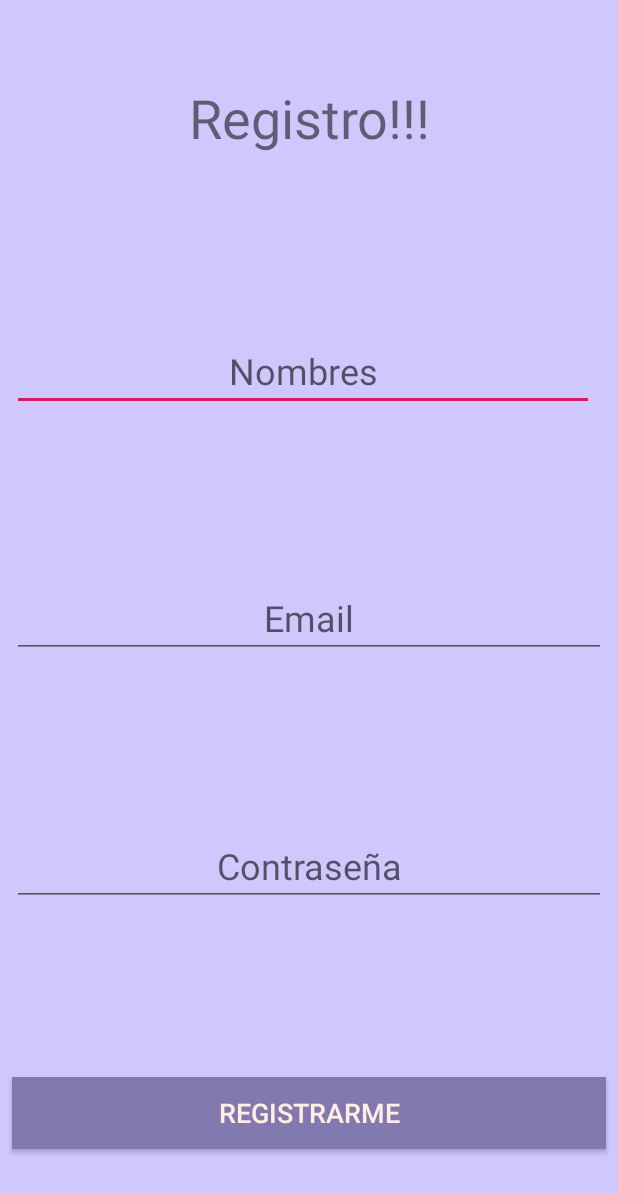
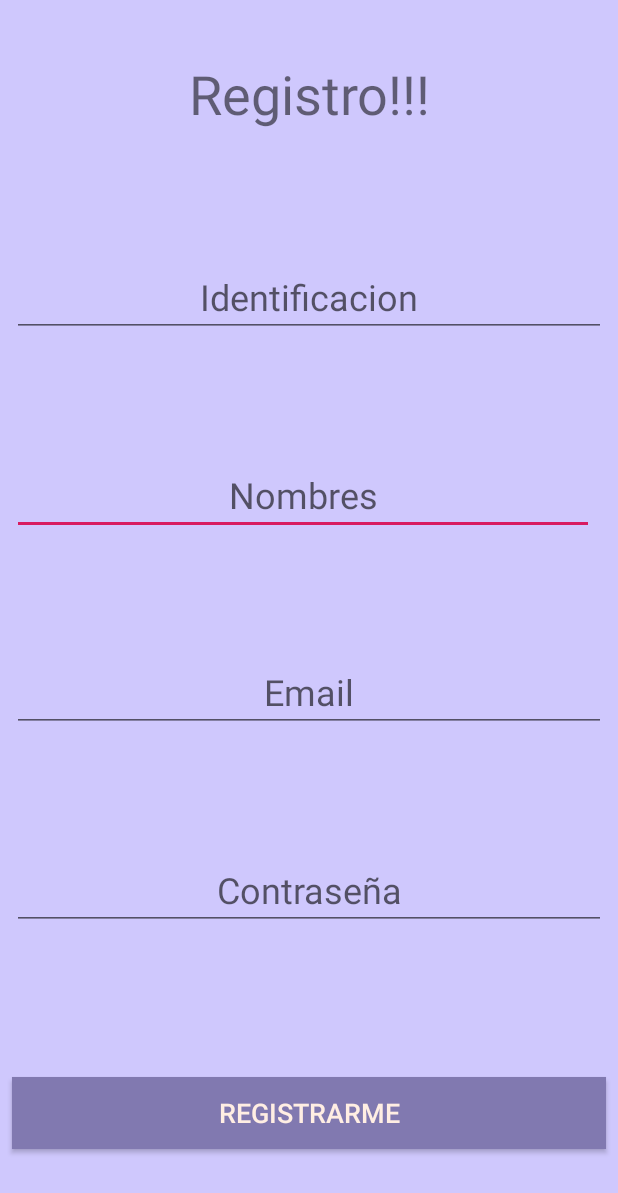
Before and after one commit to seObando19/ProjectBank, an Android app: the layout activity_main3.xml on its own in the app's theme, with its tools: preview values and no code run, on a phone screen of 412 x 824 dp. Shown: the top 1193 px of the screen. Run offline under Robolectric (Android 15) with nearby library versions, the phone set to English and light mode, and no system bars; network calls fail.

Commit message:
datos a organizar

```diff
--- a/app/src/main/AndroidManifest.xml
+++ b/app/src/main/AndroidManifest.xml
@@ -1,6 +1,9 @@
 <?xml version="1.0" encoding="utf-8"?>
 <manifest xmlns:android="http://schemas.android.com/apk/res/android"
     package="com.example.projectbank">
+
+    <uses-permission android:name="android.permission.INTERNET"/>
+
 
     <application
         android:allowBackup="true"
@@ -9,7 +12,8 @@
         android:roundIcon="@mipmap/ic_launcher_round"
         android:supportsRtl="true"
         android:theme="@style/AppTheme">
-        <activity android:name=".ActivityRegistro"></activity>
+        <activity android:name=".Main3Activity"></activity>
+        <activity android:name=".ActivityRegistro" />
         <activity android:name=".MainActivity">
             <intent-filter>
                 <action android:name="android.intent.action.MAIN" />
--- a/app/src/main/res/layout/fragment_registro.xml
+++ b/app/src/main/res/layout/activity_main3.xml
@@ -5,8 +5,7 @@
     android:layout_width="match_parent"
     android:layout_height="match_parent"
     android:background="#CFC8FD"
-    tools:context=".ActivityRegistro">
-
+    tools:context=".Main3Activity">
     <androidx.constraintlayout.widget.Guideline
         android:id="@+id/guideline1"
         android:layout_width="wrap_content"
@@ -20,28 +19,35 @@
         android:layout_height="wrap_content"
         android:orientation="horizontal"
         app:layout_constraintGuide_begin="20dp"
-        app:layout_constraintGuide_percent="0.2"/>
+        app:layout_constraintGuide_percent="0.16"/>
     <androidx.constraintlayout.widget.Guideline
         android:id="@+id/guideline3"
         android:layout_width="wrap_content"
         android:layout_height="wrap_content"
         android:orientation="horizontal"
         app:layout_constraintGuide_begin="20dp"
-        app:layout_constraintGuide_percent="0.4"/>
+        app:layout_constraintGuide_percent="0.32"/>
     <androidx.constraintlayout.widget.Guideline
         android:id="@+id/guideline4"
         android:layout_width="wrap_content"
         android:layout_height="wrap_content"
         android:orientation="horizontal"
         app:layout_constraintGuide_begin="20dp"
-        app:layout_constraintGuide_percent="0.6"/>
+        app:layout_constraintGuide_percent="0.48"/>
     <androidx.constraintlayout.widget.Guideline
         android:id="@+id/guideline5"
         android:layout_width="wrap_content"
         android:layout_height="wrap_content"
         android:orientation="horizontal"
         app:layout_constraintGuide_begin="20dp"
-        app:layout_constraintGuide_percent="0.8"/>
+        app:layout_constraintGuide_percent="0.64"/>
+    <androidx.constraintlayout.widget.Guideline
+        android:id="@+id/guideline6"
+        android:layout_width="wrap_content"
+        android:layout_height="wrap_content"
+        android:orientation="horizontal"
+        app:layout_constraintGuide_begin="20dp"
+        app:layout_constraintGuide_percent="0.80"/>
 
     <TextView
         android:id="@+id/textView"
@@ -71,13 +77,13 @@
         android:hint="Nombres"
         android:inputType="textPersonName"
         android:textSize="24sp"
-        app:layout_constraintBottom_toTopOf="@+id/guideline3"
+        app:layout_constraintBottom_toTopOf="@+id/guideline4"
         app:layout_constraintEnd_toEndOf="parent"
         app:layout_constraintStart_toStartOf="parent"
-        app:layout_constraintTop_toTopOf="@+id/guideline2" />
+        app:layout_constraintTop_toTopOf="@+id/guideline3" />
 
     <EditText
-        android:id="@+id/editText2"
+        android:id="@+id/etmail"
         android:layout_width="0dp"
         android:layout_height="wrap_content"
         android:layout_marginStart="8dp"
@@ -89,14 +95,14 @@
         android:hint="Email"
         android:inputType="textPersonName"
         android:textSize="24sp"
-        app:layout_constraintBottom_toTopOf="@+id/guideline4"
+        app:layout_constraintBottom_toTopOf="@+id/guideline5"
         app:layout_constraintEnd_toEndOf="parent"
         app:layout_constraintHorizontal_bias="0.4"
         app:layout_constraintStart_toStartOf="parent"
-        app:layout_constraintTop_toTopOf="@+id/guideline3" />
+        app:layout_constraintTop_toTopOf="@+id/guideline4" />
 
     <EditText
-        android:id="@+id/editText3"
+        android:id="@+id/etpass"
         android:layout_width="0dp"
         android:layout_height="wrap_content"
         android:layout_marginStart="8dp"
@@ -108,13 +114,13 @@
         android:hint="Contraseña"
         android:inputType="textPassword"
         android:textSize="24sp"
-        app:layout_constraintBottom_toTopOf="@+id/guideline5"
+        app:layout_constraintBottom_toTopOf="@+id/guideline6"
         app:layout_constraintEnd_toEndOf="parent"
         app:layout_constraintStart_toStartOf="parent"
-        app:layout_constraintTop_toTopOf="@+id/guideline4" />
+        app:layout_constraintTop_toTopOf="@+id/guideline5" />
 
     <Button
-        android:id="@+id/button"
+        android:id="@+id/btnReg"
         android:layout_width="0dp"
         android:layout_height="wrap_content"
         android:layout_marginStart="8dp"
@@ -128,5 +134,24 @@
         app:layout_constraintBottom_toBottomOf="parent"
         app:layout_constraintEnd_toEndOf="parent"
         app:layout_constraintStart_toStartOf="parent"
-        app:layout_constraintTop_toTopOf="@+id/guideline5" />
+        app:layout_constraintTop_toTopOf="@+id/guideline6" />
+
+    <EditText
+        android:id="@+id/etIdent"
+        android:layout_width="0dp"
+        android:layout_height="wrap_content"
+        android:layout_marginStart="8dp"
+        android:layout_marginTop="8dp"
+        android:layout_marginEnd="8dp"
+        android:layout_marginBottom="8dp"
+        android:ems="10"
+        android:gravity="center_horizontal"
+        android:hint="Identificacion"
+        android:inputType="textPersonName"
+        android:textSize="24sp"
+        app:layout_constraintBottom_toTopOf="@+id/guideline3"
+        app:layout_constraintEnd_toEndOf="parent"
+        app:layout_constraintStart_toStartOf="parent"
+        app:layout_constraintTop_toTopOf="@+id/guideline2" />
+
 </androidx.constraintlayout.widget.ConstraintLayout>
--- a/app/src/main/res/layout/activity_registro.xml
+++ b/app/src/main/res/layout/activity_registro.xml
@@ -77,7 +77,7 @@
         app:layout_constraintTop_toTopOf="@+id/guideline2" />
 
     <EditText
-        android:id="@+id/editText2"
+        android:id="@+id/etmail"
         android:layout_width="0dp"
         android:layout_height="wrap_content"
         android:layout_marginStart="8dp"
@@ -96,7 +96,7 @@
         app:layout_constraintTop_toTopOf="@+id/guideline3" />
 
     <EditText
-        android:id="@+id/editText3"
+        android:id="@+id/etpass"
         android:layout_width="0dp"
         android:layout_height="wrap_content"
         android:layout_marginStart="8dp"
@@ -114,7 +114,7 @@
         app:layout_constraintTop_toTopOf="@+id/guideline4" />
 
     <Button
-        android:id="@+id/button"
+        android:id="@+id/btnReg"
         android:layout_width="0dp"
         android:layout_height="wrap_content"
         android:layout_marginStart="8dp"
```
Also changed, not shown: app/src/main/java/com/example/projectbank/Main3Activity.java (added, +83 -0 lines), app/src/main/java/com/example/projectbank/MainActivity.java (+34 -0 lines), app/src/main/java/com/example/projectbank/registro.java (deleted, +0 -118 lines), app/src/main/java/com/example/projectbank/usuarios.java (added, +43 -0 lines).
